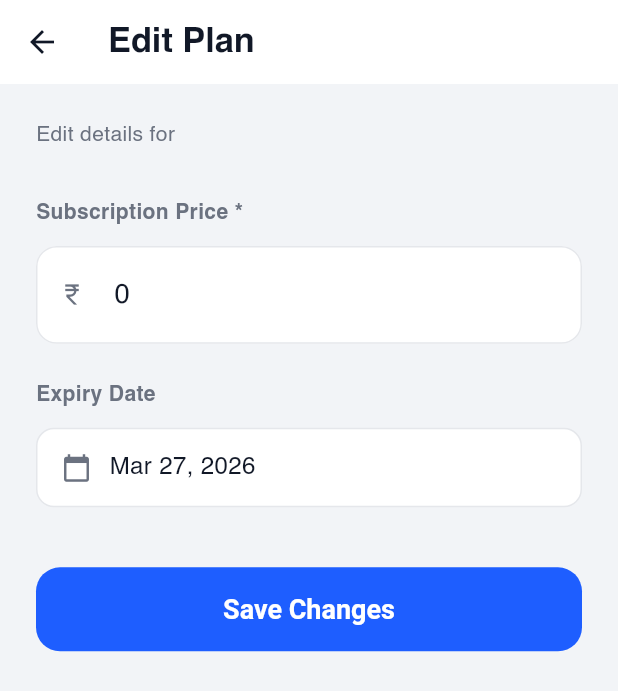
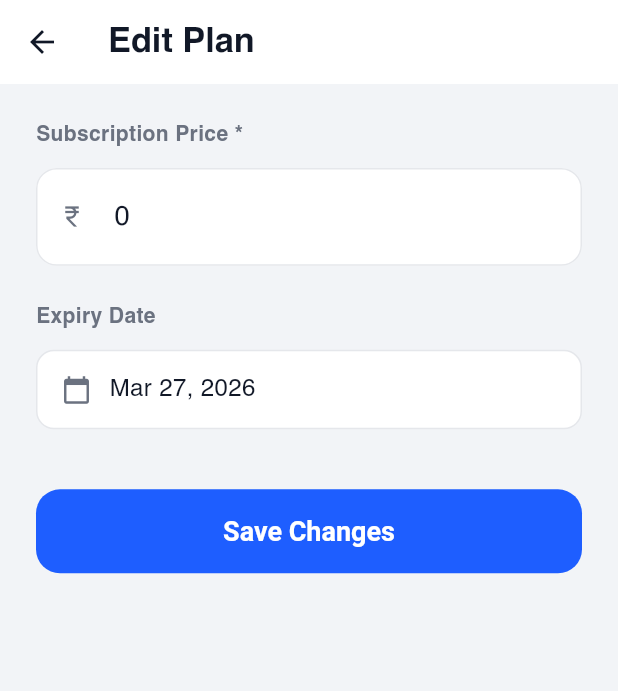
Before and after one commit to graycodder/csms, a Flutter app: the EditSubscriptionPage screen opened directly with empty values, on a phone screen of 412 x 824 dp. Shown: the top 691 px of the screen. Run offline on Flutter 3.47's test engine with Material 3 defaults, Android fonts, the phone set to English and light mode, and no system bars; our stand-ins replace cloud_firestore, dartz, equatable, firebase_auth, firebase_core, firebase_crashlytics and 10 more; accounts and stored records are empty.

Commit message:
label changes

```diff
--- a/lib/features/dashboard/presentation/widgets/customer_card.dart
+++ b/lib/features/dashboard/presentation/widgets/customer_card.dart
@@ -100,7 +100,7 @@ class CustomerCard extends StatelessWidget {
               children: [
                 Expanded(
                   child: Text(
-                    customer.name,
+                    customer.name[0].toUpperCase() + customer.name.substring(1).toLowerCase(),
                     maxLines: 1,
                     overflow: TextOverflow.ellipsis,
                     style: TextStyle(
--- a/lib/features/subscription/presentation/pages/edit_subscription_page.dart
+++ b/lib/features/subscription/presentation/pages/edit_subscription_page.dart
@@ -111,12 +111,6 @@ class _EditSubscriptionPageState extends State<EditSubscriptionPage> {
             child: Column(
               crossAxisAlignment: CrossAxisAlignment.start,
               children: [
-                Text(
-                  'Edit details for ${widget.productName}',
-                  style: const TextStyle(color: AppColors.textLight, fontSize: 14),
-                ),
-                const SizedBox(height: 32),
-
                 Text('${TerminologyHelper.getTerminology(widget.shopCategory).subscriptionLabel} Price *', style: const TextStyle(fontWeight: FontWeight.bold, fontSize: 14)),
                 const SizedBox(height: 12),
                 Form(
```
Also changed, not shown: lib/features/customer/presentation/pages/customer_details_page.dart (+8 -6 lines), lib/features/subscription/presentation/pages/renew_subscription_page.dart (+10 -0 lines).
